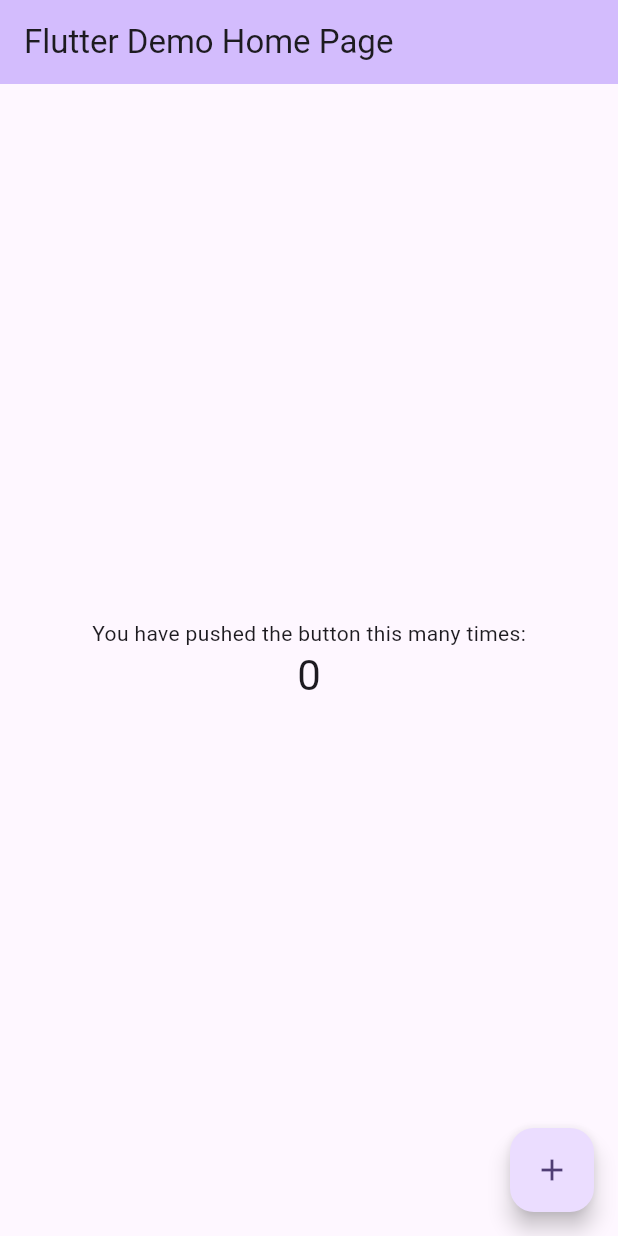
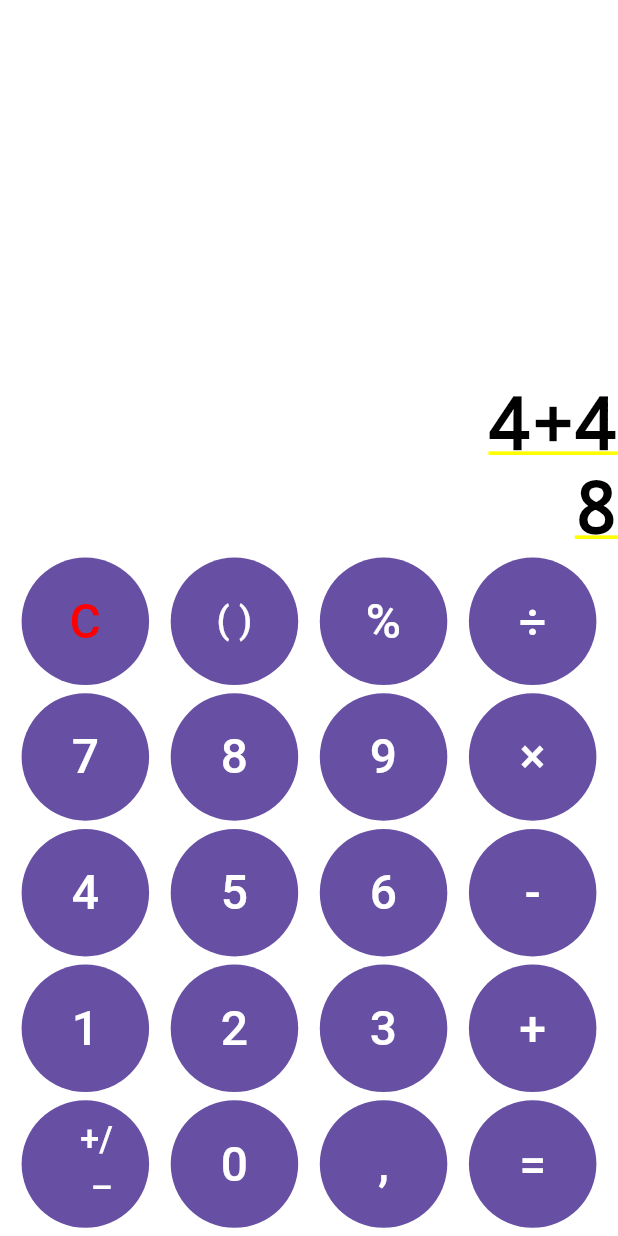
Before and after one commit to ViniBelo/calculador-flutter-app, a Flutter app: the screen it shows after launch, on a phone screen of 412 x 824 dp. Run offline on Flutter 3.47's test engine with Material 3 defaults, Android fonts, the phone set to English and light mode, and no system bars.

Commit message:
Added generic button and specific buttons on screen

```diff
--- /dev/null
+++ b/lib/calculator/views/buttons/abstract_button.dart
@@ -0,0 +1,23 @@
+import 'package:flutter/material.dart';
+
+class AbstractButton extends StatelessWidget {
+  const AbstractButton({super.key, required this.child});
+
+  final Widget child;
+  // final Function onPressed;
+
+  @override
+  Widget build(BuildContext context) {
+    return FilledButton(
+      style: FilledButton.styleFrom(
+        fixedSize: const Size(85, 85),
+        shape: const CircleBorder(),
+      ),
+      onPressed: () {
+        // ignore: avoid_print
+        print(child);
+      },
+      child: child,
+    );
+  }
+}
--- /dev/null
+++ b/lib/calculator/views/calculator.dart
@@ -0,0 +1,283 @@
+import 'package:calculator/calculator/views/buttons/abstract_button.dart';
+import 'package:flutter/material.dart';
+
+class Calculator extends StatelessWidget {
+  const Calculator({super.key});
+
+  @override
+  Widget build(BuildContext context) {
+    return MaterialApp(
+      home: Container(
+        color: Colors.white,
+        child: Column(
+          mainAxisAlignment: MainAxisAlignment.end,
+          children: [
+            const Row(
+              mainAxisAlignment: MainAxisAlignment.end,
+              children: [
+                Text(
+                  "4+4",
+                  textDirection: TextDirection.rtl,
+                  style: TextStyle(
+                    color: Colors.black,
+                    decorationStyle: TextDecorationStyle.solid,
+                  ),
+                ),
+              ],
+            ),
+            const Row(
+              mainAxisAlignment: MainAxisAlignment.end,
+              children: [
+                Text(
+                  "8",
+                  textDirection: TextDirection.rtl,
+                  style: TextStyle(
+                    color: Colors.black,
+                    decorationStyle: TextDecorationStyle.solid,
+                  ),
+                ),
+              ],
+            ),
+            const Row(
+              mainAxisSize: MainAxisSize.max,
+            ),
+            SizedBox(
+              height: MediaQuery.of(context).size.height / 1.8,
+              child: const Column(
+                mainAxisAlignment: MainAxisAlignment.spaceEvenly,
+                children: [
+                  Row(
+                    mainAxisAlignment: MainAxisAlignment.spaceEvenly,
+                    children: [
+                      AbstractButton(
+                        child: Text(
+                          "C",
+                          textDirection: TextDirection.ltr,
+                          textAlign: TextAlign.end,
+                          style: TextStyle(
+                            color: Color.fromARGB(255, 255, 0, 0),
+                            fontSize: 32,
+                          ),
+                        ),
+                      ),
+                      AbstractButton(
+                        child: Text(
+                          "( )",
+                          textDirection: TextDirection.ltr,
+                          textAlign: TextAlign.end,
+                          style: TextStyle(
+                            fontSize: 25,
+                          ),
+                        ),
+                      ),
+                      AbstractButton(
+                        child: Text(
+                          "%",
+                          textDirection: TextDirection.ltr,
+                          textAlign: TextAlign.end,
+                          style: TextStyle(
+                            fontSize: 32,
+                          ),
+                        ),
+                      ),
+                      AbstractButton(
+                        child: Text(
+                          "÷",
+                          textDirection: TextDirection.ltr,
+                          textAlign: TextAlign.end,
+                          style: TextStyle(
+                            fontSize: 32,
+                          ),
+                        ),
+                      ),
+                    ],
+                  ),
+                  Row(
+                    mainAxisAlignment: MainAxisAlignment.spaceEvenly,
+                    children: [
+                      AbstractButton(
+                        child: Text(
+                          "7",
+                          textDirection: TextDirection.ltr,
+                          textAlign: TextAlign.end,
+                          style: TextStyle(
+                            fontSize: 32,
+                          ),
+                        ),
+                      ),
+                      AbstractButton(
+                        child: Text(
+                          "8",
+                          textDirection: TextDirection.ltr,
+                          textAlign: TextAlign.end,
+                          style: TextStyle(
+                            fontSize: 32,
+                          ),
+                        ),
+                      ),
+                      AbstractButton(
+                        child: Text(
+                          "9",
+                          textDirection: TextDirection.ltr,
+                          textAlign: TextAlign.end,
+                          style: TextStyle(
+                            fontSize: 32,
+                          ),
+                        ),
+                      ),
+                      AbstractButton(
+                        child: Text(
+                          "×",
+                          textDirection: TextDirection.ltr,
+                          textAlign: TextAlign.end,
+                          style: TextStyle(
+                            fontSize: 32,
+                          ),
+                        ),
+                      ),
+                    ],
+                  ),
+                  Row(
+                    mainAxisAlignment: MainAxisAlignment.spaceEvenly,
+                    children: [
+                      AbstractButton(
+                        child: Text(
+                          "4",
+                          textDirection: TextDirection.ltr,
+                          textAlign: TextAlign.end,
+                          style: TextStyle(
+                            fontSize: 32,
+                          ),
+                        ),
+                      ),
+                      AbstractButton(
+                        child: Text(
+                          "5",
+                          textDirection: TextDirection.ltr,
+                          textAlign: TextAlign.end,
+                          style: TextStyle(
+                            fontSize: 32,
+                          ),
+                        ),
+                      ),
+                      AbstractButton(
+                        child: Text(
+                          "6",
+                          textDirection: TextDirection.ltr,
+                          textAlign: TextAlign.end,
+                          style: TextStyle(
+                            fontSize: 32,
+                          ),
+                        ),
+                      ),
+                      AbstractButton(
+                        child: Text(
+                          "-",
+                          textDirection: TextDirection.ltr,
+                          textAlign: TextAlign.end,
+                          style: TextStyle(
+                            fontSize: 32,
+                          ),
+                        ),
+                      ),
+                    ],
+                  ),
+                  Row(
+                    mainAxisAlignment: MainAxisAlignment.spaceEvenly,
+                    children: [
+                      AbstractButton(
+                        child: Text(
+                          "1",
+                          textDirection: TextDirection.ltr,
+                          textAlign: TextAlign.end,
+                          style: TextStyle(
+                            fontSize: 32,
+                          ),
+                        ),
+                      ),
+                      AbstractButton(
+                        child: Text(
+                          "2",
+                          textDirection: TextDirection.ltr,
+                          textAlign: TextAlign.end,
+                          style: TextStyle(
+                            fontSize: 32,
+                          ),
+                        ),
+                      ),
+                      AbstractButton(
+                        child: Text(
+                          "3",
+                          textDirection: TextDirection.ltr,
+                          textAlign: TextAlign.end,
+                          style: TextStyle(
+                            fontSize: 32,
+                          ),
+                        ),
+                      ),
+                      AbstractButton(
+                        child: Text(
+                          "+",
+                          textDirection: TextDirection.ltr,
+                          textAlign: TextAlign.end,
+                          style: TextStyle(
+                            fontSize: 32,
+                          ),
+                        ),
+                      ),
+                    ],
+                  ),
+                  Row(
+                    mainAxisAlignment: MainAxisAlignment.spaceEvenly,
+                    children: [
+                      AbstractButton(
+                        child: Text(
+                          "+/–",
+                          textDirection: TextDirection.ltr,
+                          textAlign: TextAlign.end,
+                          style: TextStyle(
+                            fontSize: 23,
+                          ),
+                        ),
+                      ),
+                      AbstractButton(
+                        child: Text(
+                          "0",
+                          textDirection: TextDirection.ltr,
+                          textAlign: TextAlign.end,
+                          style: TextStyle(
+                            fontSize: 32,
+                          ),
+                        ),
+                      ),
+                      AbstractButton(
+                        child: Text(
+                          ",",
+                          textDirection: TextDirection.ltr,
+                          textAlign: TextAlign.end,
+                          style: TextStyle(
+                            fontSize: 32,
+                          ),
+                        ),
+                      ),
+                      AbstractButton(
+                        child: Text(
+                          "=",
+                          textDirection: TextDirection.ltr,
+                          textAlign: TextAlign.end,
+                          style: TextStyle(
+                            fontSize: 32,
+                          ),
+                        ),
+                      ),
+                    ],
+                  ),
+                ],
+              ),
+            ),
+          ],
+        ),
+      ),
+    );
+  }
+}
--- a/lib/main.dart
+++ b/lib/main.dart
@@ -1,125 +1,6 @@
+import 'package:calculator/calculator/views/calculator.dart';
 import 'package:flutter/material.dart';
 
 void main() {
-  runApp(const MyApp());
+  runApp(const Calculator());
 }
-
-class MyApp extends StatelessWidget {
-  const MyApp({super.key});
-
-  // This widget is the root of your application.
-  @override
-  Widget build(BuildContext context) {
-    return MaterialApp(
-      title: 'Flutter Demo',
-      theme: ThemeData(
-        // This is the theme of your application.
-        //
-        // TRY THIS: Try running your application with "flutter run". You'll see
-        // the application has a purple toolbar. Then, without quitting the app,
-        // try changing the seedColor in the colorScheme below to Colors.green
-        // and then invoke "hot reload" (save your changes or press the "hot
-        // reload" button in a Flutter-supported IDE, or press "r" if you used
-        // the command line to start the app).
-        //
-        // Notice that the counter didn't reset back to zero; the application
-        // state is not lost during the reload. To reset the state, use hot
-        // restart instead.
-        //
-        // This works for code too, not just values: Most code changes can be
-        // tested with just a hot reload.
-        colorScheme: ColorScheme.fromSeed(seedColor: Colors.deepPurple),
-        useMaterial3: true,
-      ),
-      home: const MyHomePage(title: 'Flutter Demo Home Page'),
-    );
-  }
-}
-
-class MyHomePage extends StatefulWidget {
-  const MyHomePage({super.key, required this.title});
-
-  // This widget is the home page of your application. It is stateful, meaning
-  // that it has a State object (defined below) that contains fields that affect
-  // how it looks.
-
-  // This class is the configuration for the state. It holds the values (in this
-  // case the title) provided by the parent (in this case the App widget) and
-  // used by the build method of the State. Fields in a Widget subclass are
-  // always marked "final".
-
-  final String title;
-
-  @override
-  State<MyHomePage> createState() => _MyHomePageState();
-}
-
-class _MyHomePageState extends State<MyHomePage> {
-  int _counter = 0;
-
-  void _incrementCounter() {
-    setState(() {
-      // This call to setState tells the Flutter framework that something has
-      // changed in this State, which causes it to rerun the build method below
-      // so that the display can reflect the updated values. If we changed
-      // _counter without calling setState(), then the build method would not be
-      // called again, and so nothing would appear to happen.
-      _counter++;
-    });
-  }
-
-  @override
-  Widget build(BuildContext context) {
-    // This method is rerun every time setState is called, for instance as done
-    // by the _incrementCounter method above.
-    //
-    // The Flutter framework has been optimized to make rerunning build methods
-    // fast, so that you can just rebuild anything that needs updating rather
-    // than having to individually change instances of widgets.
-    return Scaffold(
-      appBar: AppBar(
-        // TRY THIS: Try changing the color here to a specific color (to
-        // Colors.amber, perhaps?) and trigger a hot reload to see the AppBar
-        // change color while the other colors stay the same.
-        backgroundColor: Theme.of(context).colorScheme.inversePrimary,
-        // Here we take the value from the MyHomePage object that was created by
-        // the App.build method, and use it to set our appbar title.
-        title: Text(widget.title),
-      ),
-      body: Center(
-        // Center is a layout widget. It takes a single child and positions it
-        // in the middle of the parent.
-        child: Column(
-          // Column is also a layout widget. It takes a list of children and
-          // arranges them vertically. By default, it sizes itself to fit its
-          // children horizontally, and tries to be as tall as its parent.
-          //
-          // Column has various properties to control how it sizes itself and
-          // how it positions its children. Here we use mainAxisAlignment to
-          // center the children vertically; the main axis here is the vertical
-          // axis because Columns are vertical (the cross axis would be
-          // horizontal).
-          //
-          // TRY THIS: Invoke "debug painting" (choose the "Toggle Debug Paint"
-          // action in the IDE, or press "p" in the console), to see the
-          // wireframe for each widget.
-          mainAxisAlignment: MainAxisAlignment.center,
-          children: <Widget>[
-            const Text(
-              'You have pushed the button this many times:',
-            ),
-            Text(
-              '$_counter',
-              style: Theme.of(context).textTheme.headlineMedium,
-            ),
-          ],
-        ),
-      ),
-      floatingActionButton: FloatingActionButton(
-        onPressed: _incrementCounter,
-        tooltip: 'Increment',
-        child: const Icon(Icons.add),
-      ), // This trailing comma makes auto-formatting nicer for build methods.
-    );
-  }
-}
```
Also changed, not shown: 63 other files.
